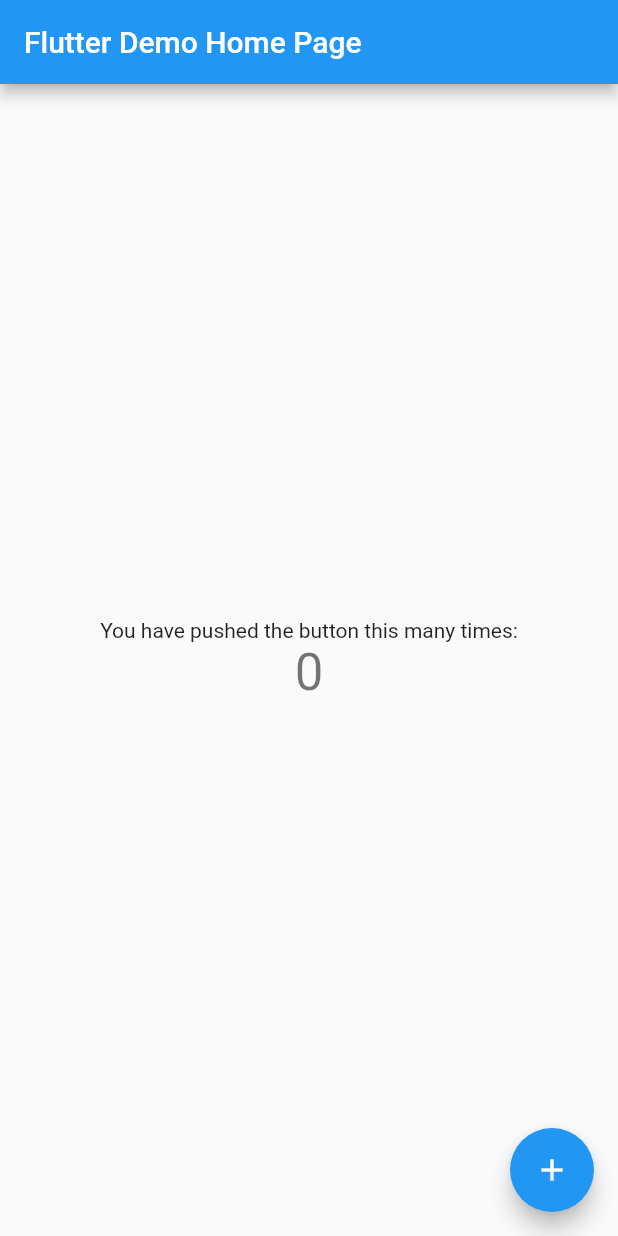
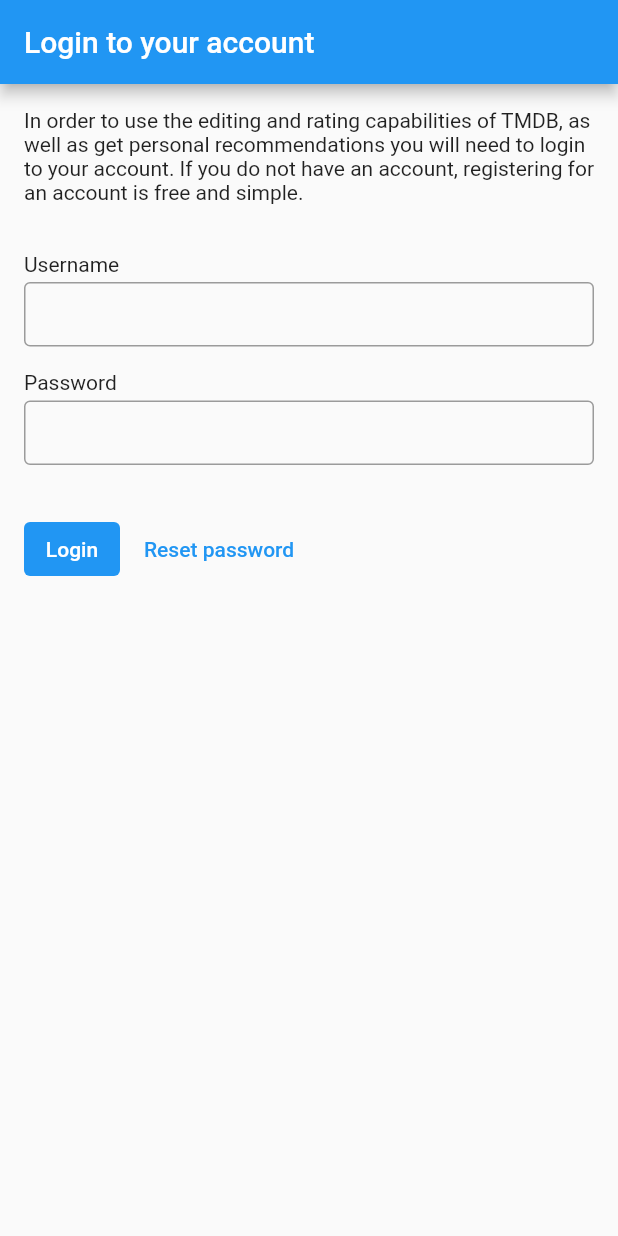
Before and after one commit to wasded/the_movie_db, a Flutter app: the screen it shows after launch, on a phone screen of 412 x 824 dp. Run offline on Flutter 3.47's test engine with Material 2 defaults, Android fonts, the phone set to English and light mode, and no system bars; our stand-ins replace get_it, injectable.

Commit message:
add common dependency. add api client. add authentication rep. start create auth screen

```diff
--- /dev/null
+++ b/lib/dependencies/authentication_repository/authentication_repository.dart
@@ -0,0 +1,6 @@
+import 'package:the_movie_db/dependencies/API/models/validate_with_login_response.dart';
+import 'package:the_movie_db/dependencies/api/models/create_request_token_response.dart';
+
+abstract class AuthenticationRepository {
+  Future<CreateRequestTokenResponse> createRequestToken();
+}
--- /dev/null
+++ b/lib/di/di_config.dart
@@ -0,0 +1,25 @@
+
+import 'package:get_it/get_it.dart';
+import 'package:injectable/injectable.dart';
+import 'package:the_movie_db/dependencies/api/api_client/api_client.dart';
+import 'package:the_movie_db/dependencies/api/api_client/default_api_client.dart';
+import 'package:the_movie_db/dependencies/api/credential_storage/credential_storage.dart';
+import 'package:the_movie_db/dependencies/api/credential_storage/default_credential_storage.dart';
+import 'package:the_movie_db/dependencies/authentication_repository/authentication_repository.dart';
+import 'package:the_movie_db/dependencies/authentication_repository/default_user_repository.dart';
+
+GetIt $initGetIt(
+    GetIt get, {
+      String? environment,
+      EnvironmentFilter? environmentFilter,
+    }) {
+  final gh = GetItHelper(get, environment, environmentFilter);
+
+  final credentailStorage = DefaultCredentialStorage();
+  gh.singleton<CredentialStorageInput>(credentailStorage);
+  gh.singleton<CredentialStorageOutput>(credentailStorage);
+  gh.singleton<APIClient>(DefaultAPIClient());
+  gh.singleton<AuthenticationRepository>(DefaultAuthenticationRepository());
+
+  return get;
+}
--- a/lib/main.dart
+++ b/lib/main.dart
@@ -1,115 +1,24 @@
 import 'package:flutter/material.dart';
+import 'package:the_movie_db/di/di.dart';
+import 'package:the_movie_db/main_theme_data.dart';
+import 'package:the_movie_db/modules/authorization/authorization_widget.dart';
+import 'package:get_it/get_it.dart';
 
 void main() {
+  configureDependencies();
   runApp(const MyApp());
 }
 
 class MyApp extends StatelessWidget {
   const MyApp({Key? key}) : super(key: key);
 
-  // This widget is the root of your application.
   @override
   Widget build(BuildContext context) {
     return MaterialApp(
-      title: 'Flutter Demo',
-      theme: ThemeData(
-        // This is the theme of your application.
-        //
-        // Try running your application with "flutter run". You'll see the
-        // application has a blue toolbar. Then, without quitting the app, try
-        // changing the primarySwatch below to Colors.green and then invoke
-        // "hot reload" (press "r" in the console where you ran "flutter run",
-        // or simply save your changes to "hot reload" in a Flutter IDE).
-        // Notice that the counter didn't reset back to zero; the application
-        // is not restarted.
-        primarySwatch: Colors.blue,
-      ),
-      home: const MyHomePage(title: 'Flutter Demo Home Page'),
+      title: "The movie DB",
+      theme: lightTheme,
+      themeMode: ThemeMode.light,
+      home: AuthorizationWidget(),
     );
   }
 }
-
-class MyHomePage extends StatefulWidget {
-  const MyHomePage({Key? key, required this.title}) : super(key: key);
-
-  // This widget is the home page of your application. It is stateful, meaning
-  // that it has a State object (defined below) that contains fields that affect
-  // how it looks.
-
-  // This class is the configuration for the state. It holds the values (in this
-  // case the title) provided by the parent (in this case the App widget) and
-  // used by the build method of the State. Fields in a Widget subclass are
-  // always marked "final".
-
-  final String title;
-
-  @override
-  State<MyHomePage> createState() => _MyHomePageState();
-}
-
-class _MyHomePageState extends State<MyHomePage> {
-  int _counter = 0;
-
-  void _incrementCounter() {
-    setState(() {
-      // This call to setState tells the Flutter framework that something has
-      // changed in this State, which causes it to rerun the build method below
-      // so that the display can reflect the updated values. If we changed
-      // _counter without calling setState(), then the build method would not be
-      // called again, and so nothing would appear to happen.
-      _counter++;
-    });
-  }
-
-  @override
-  Widget build(BuildContext context) {
-    // This method is rerun every time setState is called, for instance as done
-    // by the _incrementCounter method above.
-    //
-    // The Flutter framework has been optimized to make rerunning build methods
-    // fast, so that you can just rebuild anything that needs updating rather
-    // than having to individually change instances of widgets.
-    return Scaffold(
-      appBar: AppBar(
-        // Here we take the value from the MyHomePage object that was created by
-        // the App.build method, and use it to set our appbar title.
-        title: Text(widget.title),
-      ),
-      body: Center(
-        // Center is a layout widget. It takes a single child and positions it
-        // in the middle of the parent.
-        child: Column(
-          // Column is also a layout widget. It takes a list of children and
-          // arranges them vertically. By default, it sizes itself to fit its
-          // children horizontally, and tries to be as tall as its parent.
-          //
-          // Invoke "debug painting" (press "p" in the console, choose the
-          // "Toggle Debug Paint" action from the Flutter Inspector in Android
-          // Studio, or the "Toggle Debug Paint" command in Visual Studio Code)
-          // to see the wireframe for each widget.
-          //
-          // Column has various properties to control how it sizes itself and
-          // how it positions its children. Here we use mainAxisAlignment to
-          // center the children vertically; the main axis here is the vertical
-          // axis because Columns are vertical (the cross axis would be
-          // horizontal).
-          mainAxisAlignment: MainAxisAlignment.center,
-          children: <Widget>[
-            const Text(
-              'You have pushed the button this many times:',
-            ),
-            Text(
-              '$_counter',
-              style: Theme.of(context).textTheme.headline4,
-            ),
-          ],
-        ),
-      ),
-      floatingActionButton: FloatingActionButton(
-        onPressed: _incrementCounter,
-        tooltip: 'Increment',
-        child: const Icon(Icons.add),
-      ), // This trailing comma makes auto-formatting nicer for build methods.
-    );
-  }
-}
--- /dev/null
+++ b/lib/main_theme_data.dart
@@ -0,0 +1,8 @@
+import 'package:flutter/material.dart';
+
+ThemeData lightTheme = ThemeData(
+  brightness: Brightness.light,
+  appBarTheme: const AppBarTheme(
+      backgroundColor: Colors.blue,
+      foregroundColor: Colors.white),
+);
--- /dev/null
+++ b/lib/modules/authorization/authorization_widget.dart
@@ -0,0 +1,119 @@
+import 'package:flutter/material.dart';
+
+class AuthorizationWidget extends StatefulWidget {
+  const AuthorizationWidget({Key? key}) : super(key: key);
+
+  @override
+  _AuthorizationWidgetState createState() => _AuthorizationWidgetState();
+}
+
+class _AuthorizationWidgetState extends State<AuthorizationWidget> {
+  @override
+  Widget build(BuildContext context) {
+    return Scaffold(
+        appBar: AppBar(title: const Text("Login to your account")),
+        body: SafeArea(
+            child: Padding(
+          padding: const EdgeInsets.symmetric(horizontal: 16, vertical: 16),
+          child: Column(
+            children: const [
+              _HeaderWidget(),
+              SizedBox(height: 32),
+              _FieldsWidget(),
+              SizedBox(height: 32),
+              _ButtonsWidget()
+            ],
+          ),
+        )));
+  }
+}
+
+class _HeaderWidget extends StatelessWidget {
+  const _HeaderWidget({Key? key}) : super(key: key);
+
+  @override
+  Widget build(BuildContext context) {
+    return Column(
+      children: const [
+        Text(
+            "In order to use the editing and rating capabilities of TMDB, as well as get personal recommendations you will need to login to your account. If you do not have an account, registering for an account is free and simple."),
+      ],
+    );
+  }
+}
+
+class _FieldsWidget extends StatefulWidget {
+  const _FieldsWidget({Key? key}) : super(key: key);
+
+  @override
+  _FieldsWidgetState createState() => _FieldsWidgetState();
+}
+
+class _FieldsWidgetState extends State<_FieldsWidget> {
+  @override
+  void initState() {
+    super.initState();
+  }
+
+  @override
+  Widget build(BuildContext context) {
+    const decorator = InputDecoration(
+        border: OutlineInputBorder(),
+        contentPadding: EdgeInsets.symmetric(vertical: 12, horizontal: 8),
+        isDense: true);
+
+    return Column(
+      crossAxisAlignment: CrossAxisAlignment.start,
+      children: [
+        Text("Username"),
+        SizedBox(height: 4),
+        TextField(
+          decoration: decorator,
+        ),
+        SizedBox(height: 16),
+        Text("Password"),
+        SizedBox(height: 4),
+        TextField(
+          decoration: decorator,
+          obscureText: true,
+        )
+      ],
+    );
+  }
+}
+
+class _ButtonsWidget extends StatelessWidget {
+  const _ButtonsWidget({Key? key}) : super(key: key);
+
+  void _login() {
+
+  }
+
+  void _reset() {
+
+  }
+
+  @override
+  Widget build(BuildContext context) {
+    return Row(
+      children: [
+        TextButton(
+          onPressed: () => _login(),
+          child: const Text("Login"),
+          style: ButtonStyle(
+            foregroundColor: MaterialStateProperty.all(Colors.white),
+            backgroundColor: MaterialStateProperty.all(Colors.blue)
+          ),
+        ),
+        SizedBox(width: 8),
+        TextButton(
+          onPressed: () => _reset(),
+          child: const Text("Reset password"),
+          style: ButtonStyle(
+            backgroundColor: MaterialStateProperty.all(const Color.fromARGB(0, 0, 0, 0))
+          ),
+        )
+      ],
+    );
+  }
+}
```
Also changed, not shown: lib/dependencies/api/api_client/api_client.dart (added, +13 -0 lines), lib/dependencies/api/api_client/default_api_client.dart (added, +48 -0 lines), lib/dependencies/api/credential_storage/credential_storage.dart (added, +15 -0 lines), lib/dependencies/api/credential_storage/default_credential_storage.dart (added, +51 -0 lines), lib/dependencies/api/models/create_request_token_response.dart (added, +15 -0 lines), lib/dependencies/api/models/validate_with_login_response.dart (added, +16 -0 lines), lib/dependencies/authentication_repository/default_user_repository.dart (added, +29 -0 lines), lib/di/di.dart (added, +12 -0 lines), pubspec.yaml (+8 -69 lines), pubspec.lock.
